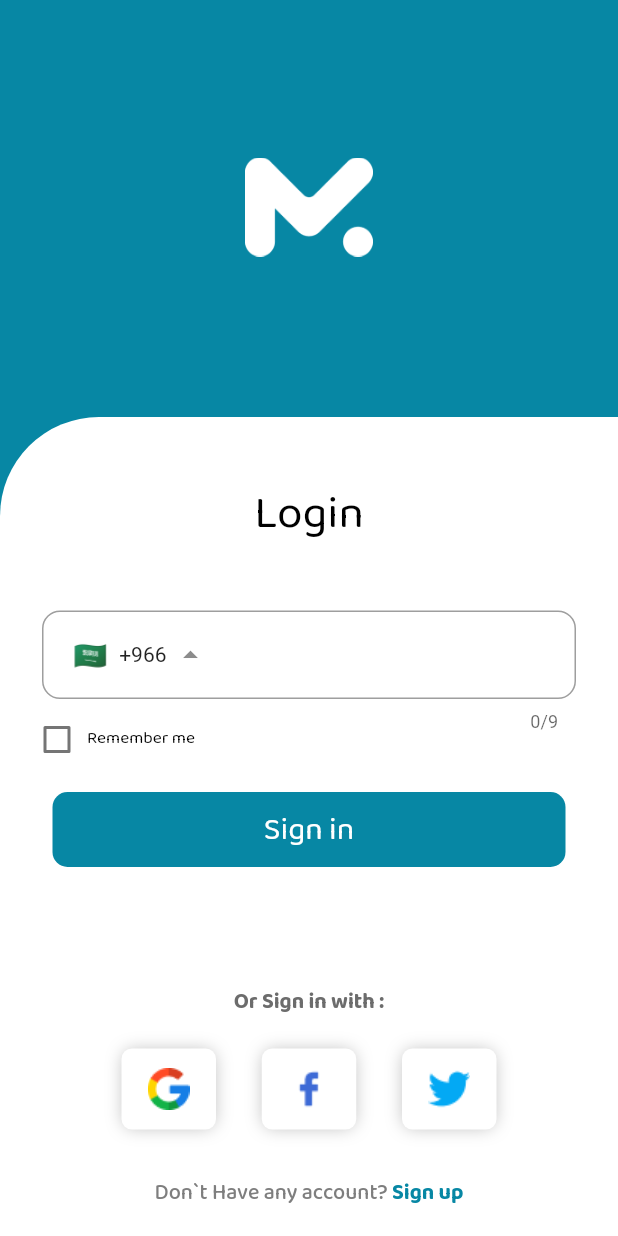
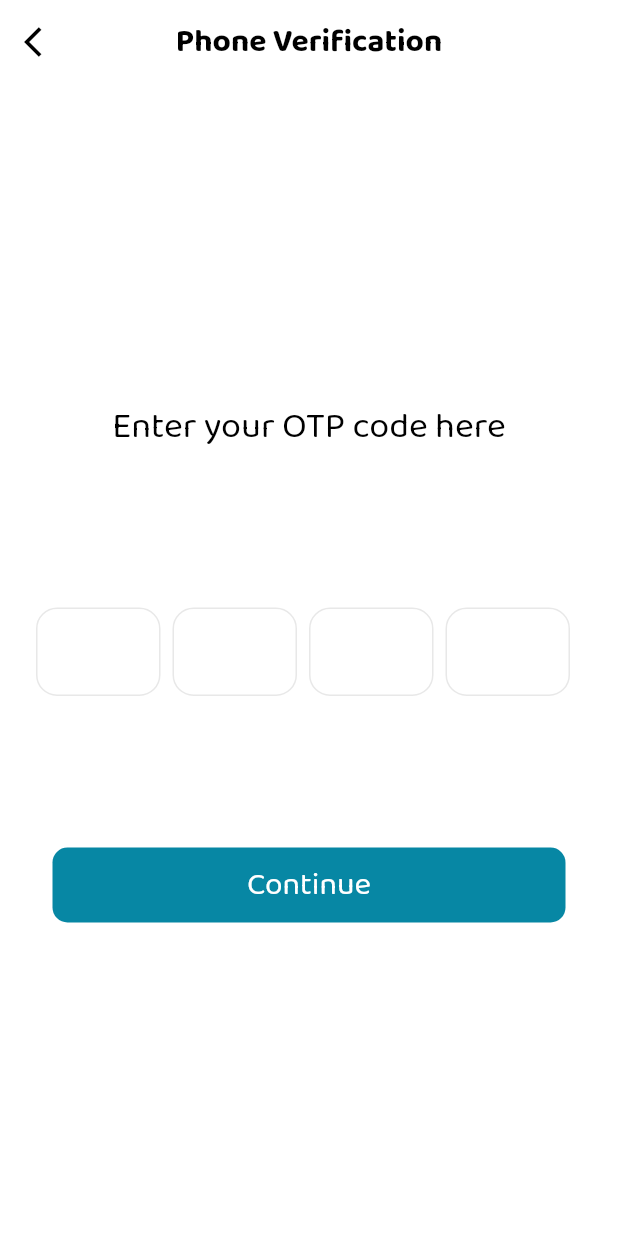
Before and after one commit to Johnathan94/medical_valley, a Flutter app: the screen it shows after launch, after a tap on "Sign in", on a phone screen of 412 x 824 dp. Run offline on Flutter 3.47's test engine with Material 2 defaults, Android fonts, the phone set to English and light mode, and no system bars; drawn by our look-alikes of flutter_otp_text_field, intl_phone_field; our stand-ins replace flutter_screenutil, google_fonts, rxdart; generated files the repository leaves out were written again.

Commit message:
finish otp screen

```diff
--- a/lib/core/app_colors.dart
+++ b/lib/core/app_colors.dart
@@ -7,3 +7,4 @@ const blackColor = Color(0xFF000000);
 const darkGrey = Color(0xFF6C6C6C);
 const shadowColor = Color(0x40000000);
 const grey = Color(0xFF7E7E7E);
+const greyWith80Percentage = Color(0x80D1D1D1);
--- a/lib/core/app_sizes.dart
+++ b/lib/core/app_sizes.dart
@@ -27,7 +27,15 @@ const double loginAllAnotherAppsWidth = 250;
 const double loginASignUpTextMarginTop = 30;
 const double loginBodyRadius = 66;
 const double registerBodyRadius = 66;
+const double phoneVerificationBodyHeight = 350;
 const double text32 = 32;
+const double text28 = 28;
 const double text12 = 12;
 const double text22 = 22;
 const double text15 = 15;
+const double text25 = 25;
+
+const int otpFieldNumber = 4;
+const double otpFieldWidth = 83;
+const double otpFieldBorderWidth = 1;
+const double otpFieldBorderRadius = 14;
--- a/lib/core/app_styles.dart
+++ b/lib/core/app_styles.dart
@@ -13,7 +13,12 @@ class AppStyles {
   );
   static var baloo2FontWith700WeightAnd28Size = GoogleFonts.baloo2(
     color: whiteColor,
-    fontSize: text32.sp,
+    fontSize: text28.sp,
+    fontWeight: FontWeight.w700,
+  );
+  static var baloo2FontWith700WeightAnd22Size = GoogleFonts.baloo2(
+    color: blackColor,
+    fontSize: text22.sp,
     fontWeight: FontWeight.w700,
   );
 
@@ -47,4 +52,10 @@ class AppStyles {
     fontSize: text15.sp,
     fontWeight: FontWeight.w500,
   );
+
+  static var baloo2FontWith400WeightAnd25Size = GoogleFonts.baloo2(
+    color: blackColor,
+    fontSize: text25.sp,
+    fontWeight: FontWeight.w400,
+  );
 }
--- a/lib/core/strings/messages.dart
+++ b/lib/core/strings/messages.dart
@@ -5,3 +5,6 @@ const signInText = "Sign in";
 const signInAnotherAppsText = "Or Sign in with :";
 const loginSignUpText = "Don`t Have any account? ";
 const signUpText = "Sign up";
+const phoneVerificationText = "Phone Verification";
+const phoneVerificationDesc = "Enter your OTP code here";
+const continueText = "Continue";
--- /dev/null
+++ b/lib/core/widgets/app_bar_with_null_background.dart
@@ -0,0 +1,20 @@
+import 'package:flutter/material.dart';
+import 'package:medical_valley/core/app_colors.dart';
+import 'package:medical_valley/core/app_styles.dart';
+
+class AppBarWithNullBackground extends AppBar {
+  String header;
+  Widget leadingIcon;
+  AppBarWithNullBackground(
+      {required this.header, required this.leadingIcon, Key? key})
+      : super(
+          key: key,
+          title: Text(
+            header,
+            style: AppStyles.baloo2FontWith700WeightAnd22Size,
+          ),
+          leading: leadingIcon,
+          elevation: 0,
+          backgroundColor: whiteColor,
+        );
+}
--- /dev/null
+++ b/lib/core/widgets/app_button.dart
@@ -0,0 +1,36 @@
+import 'package:flutter/material.dart';
+
+import '../app_colors.dart';
+import '../app_sizes.dart';
+import '../app_styles.dart';
+
+class ApplicationButton extends Widget {
+  final String buttonText;
+  final Function onPressedAction;
+
+  ApplicationButton({required this.buttonText, required this.onPressedAction}) {
+    TextButton(
+        style: ButtonStyle(
+            textStyle: MaterialStateProperty.all(
+                AppStyles.baloo2FontWith400WeightAnd22Size),
+            backgroundColor: MaterialStateProperty.all(primaryColor),
+            shape: MaterialStateProperty.all<RoundedRectangleBorder>(
+                RoundedRectangleBorder(
+              borderRadius: BorderRadius.circular(loginButtonRadius),
+            ))),
+        onPressed: () {
+          onPressedAction();
+        },
+        child: Center(
+          child: Text(
+            buttonText,
+            style: AppStyles.baloo2FontWith400WeightAnd22Size,
+          ),
+        ));
+  }
+
+  @override
+  Element createElement() {
+    throw UnimplementedError();
+  }
+}
--- a/lib/features/auth/presentation/screens/login_screen.dart
+++ b/lib/features/auth/presentation/screens/login_screen.dart
@@ -3,6 +3,7 @@ import 'package:intl_phone_field/intl_phone_field.dart';
 import 'package:medical_valley/core/app_styles.dart';
 import 'package:medical_valley/core/strings/images.dart';
 import 'package:medical_valley/core/strings/messages.dart';
+import 'package:medical_valley/features/phone_verification/persentation/screens/phone_verification.dart';
 import 'package:medical_valley/features/register/presentation/registeration_screen.dart';
 import 'package:rxdart/rxdart.dart';
 
@@ -165,7 +166,9 @@ class _LoginScreenState extends State<LoginScreen> {
                   RoundedRectangleBorder(
                 borderRadius: BorderRadius.circular(loginButtonRadius),
               ))),
-          onPressed: () {},
+          onPressed: () {
+            navigateToOtpScreen();
+          },
           child: Center(
             child: Text(
               signInText,
@@ -254,4 +257,9 @@ class _LoginScreenState extends State<LoginScreen> {
     Navigator.of(context).push(
         MaterialPageRoute(builder: (context) => const RegistrationScreen()));
   }
+
+  navigateToOtpScreen() {
+    Navigator.of(context).push(MaterialPageRoute(
+        builder: (context) => const PhoneVerificationScreen()));
+  }
 }
--- /dev/null
+++ b/lib/features/phone_verification/persentation/screens/phone_verification.dart
@@ -0,0 +1,91 @@
+import 'package:flutter/material.dart';
+import 'package:flutter_otp_text_field/flutter_otp_text_field.dart';
+import 'package:medical_valley/core/app_colors.dart';
+import 'package:medical_valley/core/app_styles.dart';
+
+import '../../../../core/app_sizes.dart';
+import '../../../../core/strings/messages.dart';
+import '../../../../core/widgets/app_bar_with_null_background.dart';
+
+class PhoneVerificationScreen extends StatelessWidget {
+  const PhoneVerificationScreen({Key? key}) : super(key: key);
+
+  @override
+  Widget build(BuildContext context) {
+    return Scaffold(
+      appBar: AppBarWithNullBackground(
+          header: phoneVerificationText,
+          leadingIcon: InkWell(
+            onTap: () {
+              Navigator.pop(context);
+            },
+            child: const Icon(
+              Icons.arrow_back_ios,
+              color: blackColor,
+            ),
+          )),
+      body: Container(
+        width: MediaQuery.of(context).size.width,
+        height: MediaQuery.of(context).size.height,
+        color: whiteColor,
+        child: Center(
+          child: SizedBox(
+            height: phoneVerificationBodyHeight,
+            child: Column(
+              mainAxisSize: MainAxisSize.max,
+              mainAxisAlignment: MainAxisAlignment.spaceBetween,
+              children: [
+                buildPhoneVerificationDesc(),
+                buildOtpField(),
+                buildConfirmButton()
+              ],
+            ),
+          ),
+        ),
+      ),
+    );
+  }
+
+  buildPhoneVerificationDesc() {
+    return Text(
+      phoneVerificationDesc,
+      style: AppStyles.baloo2FontWith400WeightAnd25Size,
+    );
+  }
+
+  buildOtpField() {
+    return OtpTextField(
+      fieldWidth: otpFieldWidth,
+      numberOfFields: otpFieldNumber,
+      borderWidth: otpFieldBorderWidth,
+      enabledBorderColor: greyWith80Percentage,
+      focusedBorderColor: primaryColor,
+      borderRadius:
+          const BorderRadius.all(Radius.circular(otpFieldBorderRadius)),
+      showFieldAsBox: true,
+    );
+  }
+
+  buildConfirmButton() {
+    return Container(
+      margin: const EdgeInsetsDirectional.only(
+          start: loginButtonMarginHorizontal, end: loginButtonMarginHorizontal),
+      child: TextButton(
+          style: ButtonStyle(
+              textStyle: MaterialStateProperty.all(
+                  AppStyles.baloo2FontWith400WeightAnd22Size),
+              backgroundColor: MaterialStateProperty.all(primaryColor),
+              shape: MaterialStateProperty.all<RoundedRectangleBorder>(
+                  RoundedRectangleBorder(
+                borderRadius: BorderRadius.circular(loginButtonRadius),
+              ))),
+          onPressed: () {},
+          child: Center(
+            child: Text(
+              continueText,
+              style: AppStyles.baloo2FontWith400WeightAnd22Size,
+            ),
+          )),
+    );
+  }
+}
--- a/pubspec.yaml
+++ b/pubspec.yaml
@@ -52,6 +52,7 @@ dev_dependencies:
   google_fonts:
   intl_phone_field:
   rxdart:
+  flutter_otp_text_field:
 
 # For information on the generic Dart part of this file, see the
 # following page: https://dart.dev/tools/pub/pubspec
```
Also changed, not shown: pubspec.lock.
